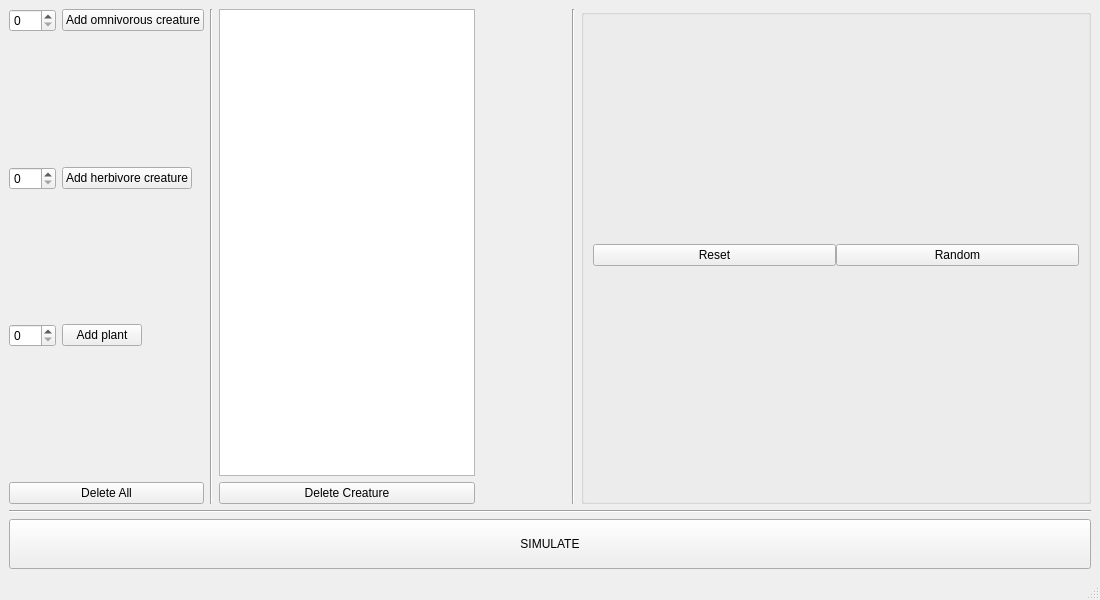
Qt form Evolution_1/mainwindow.ui (Natali124/Evolution-Simulator) before a commit.
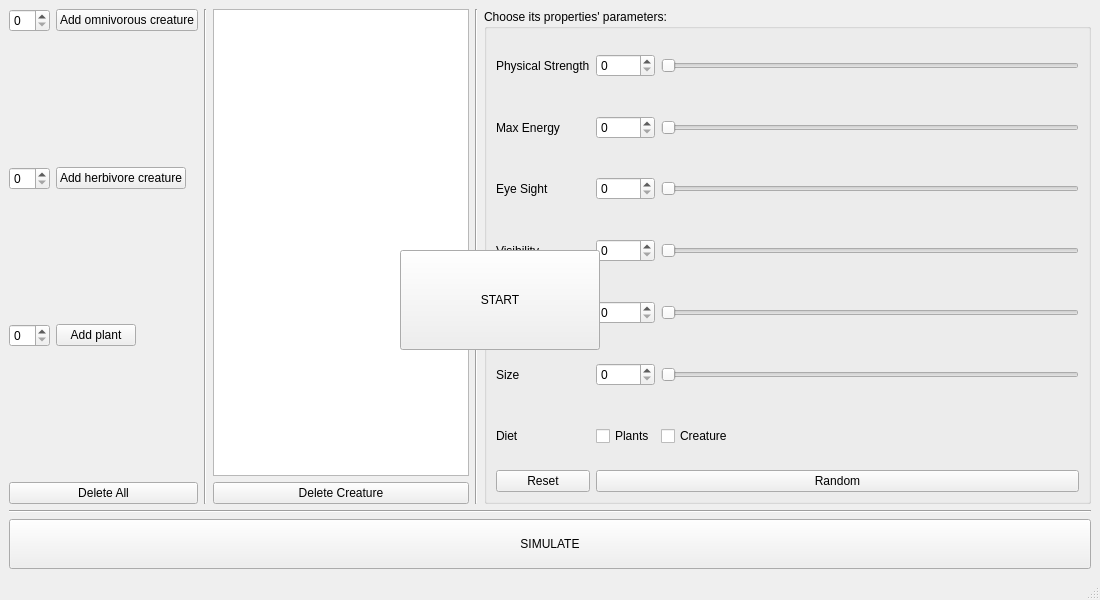
The same form after that commit.

```diff
--- a/Evolution_1/mainwindow.ui
+++ b/Evolution_1/mainwindow.ui
@@ -27,41 +27,26 @@
   </property>
   <widget class="QWidget" name="centralwidget">
    <layout class="QGridLayout" name="gridLayout_2">
-    <item row="2" column="1">
-     <widget class="QPushButton" name="button_prey">
+    <item row="0" column="0">
+     <widget class="QSpinBox" name="count_pred">
       <property name="sizePolicy">
        <sizepolicy hsizetype="Fixed" vsizetype="Fixed">
         <horstretch>0</horstretch>
         <verstretch>0</verstretch>
        </sizepolicy>
       </property>
-      <property name="autoFillBackground">
-       <bool>true</bool>
-      </property>
-      <property name="text">
-       <string>Add herbivore creature</string>
-      </property>
      </widget>
     </item>
-    <item row="8" column="0" colspan="7">
-     <widget class="QPushButton" name="simBut">
+    <item row="0" column="1">
+     <widget class="QPushButton" name="button_pred">
       <property name="sizePolicy">
-       <sizepolicy hsizetype="Minimum" vsizetype="Fixed">
+       <sizepolicy hsizetype="Fixed" vsizetype="Fixed">
         <horstretch>0</horstretch>
         <verstretch>0</verstretch>
        </sizepolicy>
       </property>
-      <property name="minimumSize">
-       <size>
-        <width>0</width>
-        <height>50</height>
-       </size>
-      </property>
-      <property name="autoFillBackground">
-       <bool>true</bool>
-      </property>
       <property name="text">
-       <string>SIMULATE</string>
+       <string>Add omnivorous creature</string>
       </property>
      </widget>
     </item>
@@ -78,69 +63,14 @@
       </property>
      </widget>
     </item>
-    <item row="6" column="0" colspan="2">
-     <widget class="QPushButton" name="button_delete_all">
-      <property name="sizePolicy">
-       <sizepolicy hsizetype="Minimum" vsizetype="Fixed">
-        <horstretch>0</horstretch>
-        <verstretch>0</verstretch>
-       </sizepolicy>
-      </property>
-      <property name="autoFillBackground">
-       <bool>true</bool>
-      </property>
-      <property name="text">
-       <string>Delete All</string>
-      </property>
-     </widget>
-    </item>
-    <item row="0" column="0">
-     <widget class="QSpinBox" name="count_pred">
-      <property name="sizePolicy">
-       <sizepolicy hsizetype="Fixed" vsizetype="Fixed">
-        <horstretch>0</horstretch>
-        <verstretch>0</verstretch>
-       </sizepolicy>
-      </property>
-      <property name="autoFillBackground">
-       <bool>true</bool>
-      </property>
-      <property name="maximum">
-       <number>999</number>
-      </property>
-     </widget>
-    </item>
     <item row="0" column="5" rowspan="7">
-     <widget class="Line" name="line_2">
-      <property name="sizePolicy">
-       <sizepolicy hsizetype="Fixed" vsizetype="Minimum">
-        <horstretch>0</horstretch>
-        <verstretch>0</verstretch>
-       </sizepolicy>
-      </property>
-      <property name="orientation">
-       <enum>Qt::Vertical</enum>
-      </property>
-     </widget>
-    </item>
-    <item row="4" column="1">
-     <widget class="QPushButton" name="button_plant">
-      <property name="sizePolicy">
-       <sizepolicy hsizetype="Fixed" vsizetype="Fixed">
-        <horstretch>0</horstretch>
-        <verstretch>0</verstretch>
-       </sizepolicy>
-      </property>
-      <property name="autoFillBackground">
-       <bool>true</bool>
-      </property>
-      <property name="text">
-       <string>Add plant</string>
-      </property>
-     </widget>
-    </item>
-    <item row="0" column="6" rowspan="7">
      <widget class="QGroupBox" name="groupBox">
+      <property name="sizePolicy">
+       <sizepolicy hsizetype="Minimum" vsizetype="Minimum">
+        <horstretch>1</horstretch>
+        <verstretch>1</verstretch>
+       </sizepolicy>
+      </property>
       <property name="minimumSize">
        <size>
         <width>510</width>
@@ -148,31 +78,209 @@
        </size>
       </property>
       <property name="title">
-       <string/>
+       <string>Choose its properties' parameters:</string>
       </property>
-      <layout class="QVBoxLayout" name="verticalLayout_3">
-       <property name="spacing">
-        <number>0</number>
-       </property>
-       <property name="topMargin">
-        <number>0</number>
-       </property>
-       <property name="bottomMargin">
-        <number>6</number>
-       </property>
-       <item>
-        <layout class="QVBoxLayout" name="verticalLayout_2">
-         <property name="spacing">
-          <number>0</number>
+      <layout class="QGridLayout" name="gridLayout_3">
+       <item row="0" column="0">
+        <layout class="QGridLayout" name="gridLayout">
+         <property name="sizeConstraint">
+          <enum>QLayout::SetMinAndMaxSize</enum>
          </property>
-        </layout>
-       </item>
-       <item>
-        <layout class="QHBoxLayout" name="horizontalLayout">
-         <property name="spacing">
-          <number>0</number>
-         </property>
-         <item>
+         <item row="1" column="0">
+          <widget class="QLabel" name="P_strength_t">
+           <property name="sizePolicy">
+            <sizepolicy hsizetype="Minimum" vsizetype="Expanding">
+             <horstretch>0</horstretch>
+             <verstretch>0</verstretch>
+            </sizepolicy>
+           </property>
+           <property name="text">
+            <string>Physical Strength</string>
+           </property>
+          </widget>
+         </item>
+         <item row="1" column="1">
+          <widget class="QSpinBox" name="P_strength_n">
+           <property name="sizePolicy">
+            <sizepolicy hsizetype="Preferred" vsizetype="Fixed">
+             <horstretch>0</horstretch>
+             <verstretch>0</verstretch>
+            </sizepolicy>
+           </property>
+           <property name="maximum">
+            <number>100</number>
+           </property>
+          </widget>
+         </item>
+         <item row="3" column="2">
+          <widget class="QSlider" name="max_energy_s">
+           <property name="sizePolicy">
+            <sizepolicy hsizetype="Expanding" vsizetype="Expanding">
+             <horstretch>0</horstretch>
+             <verstretch>0</verstretch>
+            </sizepolicy>
+           </property>
+           <property name="maximum">
+            <number>100</number>
+           </property>
+           <property name="orientation">
+            <enum>Qt::Horizontal</enum>
+           </property>
+          </widget>
+         </item>
+         <item row="7" column="2">
+          <widget class="QSlider" name="visibility_s">
+           <property name="sizePolicy">
+            <sizepolicy hsizetype="Expanding" vsizetype="Expanding">
+             <horstretch>0</horstretch>
+             <verstretch>0</verstretch>
+            </sizepolicy>
+           </property>
+           <property name="maximum">
+            <number>100</number>
+           </property>
+           <property name="orientation">
+            <enum>Qt::Horizontal</enum>
+           </property>
+          </widget>
+         </item>
+         <item row="9" column="1">
+          <widget class="QSpinBox" name="max_health_n">
+           <property name="sizePolicy">
+            <sizepolicy hsizetype="Preferred" vsizetype="Fixed">
+             <horstretch>0</horstretch>
+             <verstretch>0</verstretch>
+            </sizepolicy>
+           </property>
+           <property name="maximum">
+            <number>100</number>
+           </property>
+          </widget>
+         </item>
+         <item row="3" column="0">
+          <widget class="QLabel" name="max_energy_t">
+           <property name="sizePolicy">
+            <sizepolicy hsizetype="Minimum" vsizetype="Expanding">
+             <horstretch>0</horstretch>
+             <verstretch>0</verstretch>
+            </sizepolicy>
+           </property>
+           <property name="text">
+            <string>Max Energy</string>
+           </property>
+          </widget>
+         </item>
+         <item row="13" column="2">
+          <widget class="QCheckBox" name="eat_creature">
+           <property name="sizePolicy">
+            <sizepolicy hsizetype="Minimum" vsizetype="Expanding">
+             <horstretch>0</horstretch>
+             <verstretch>0</verstretch>
+            </sizepolicy>
+           </property>
+           <property name="text">
+            <string>Creature</string>
+           </property>
+          </widget>
+         </item>
+         <item row="7" column="1">
+          <widget class="QSpinBox" name="visibility_n">
+           <property name="sizePolicy">
+            <sizepolicy hsizetype="Preferred" vsizetype="Fixed">
+             <horstretch>0</horstretch>
+             <verstretch>0</verstretch>
+            </sizepolicy>
+           </property>
+           <property name="maximum">
+            <number>100</number>
+           </property>
+          </widget>
+         </item>
+         <item row="5" column="0">
+          <widget class="QLabel" name="eye_sight_t">
+           <property name="sizePolicy">
+            <sizepolicy hsizetype="Preferred" vsizetype="Expanding">
+             <horstretch>0</horstretch>
+             <verstretch>0</verstretch>
+            </sizepolicy>
+           </property>
+           <property name="text">
+            <string>Eye Sight</string>
+           </property>
+          </widget>
+         </item>
+         <item row="11" column="1">
+          <widget class="QSpinBox" name="size_n">
+           <property name="sizePolicy">
+            <sizepolicy hsizetype="Preferred" vsizetype="Fixed">
+             <horstretch>0</horstretch>
+             <verstretch>0</verstretch>
+            </sizepolicy>
+           </property>
+           <property name="maximum">
+            <number>100</number>
+           </property>
+          </widget>
+         </item>
+         <item row="11" column="2">
+          <widget class="QSlider" name="size_s">
+           <property name="sizePolicy">
+            <sizepolicy hsizetype="Expanding" vsizetype="Expanding">
+             <horstretch>0</horstretch>
+             <verstretch>0</verstretch>
+            </sizepolicy>
+           </property>
+           <property name="maximum">
+            <number>100</number>
+           </property>
+           <property name="orientation">
+            <enum>Qt::Horizontal</enum>
+           </property>
+          </widget>
+         </item>
+         <item row="9" column="0">
+          <widget class="QLabel" name="max_health_t">
+           <property name="sizePolicy">
+            <sizepolicy hsizetype="Preferred" vsizetype="Expanding">
+             <horstretch>0</horstretch>
+             <verstretch>0</verstretch>
+            </sizepolicy>
+           </property>
+           <property name="text">
+            <string>Max Health</string>
+           </property>
+          </widget>
+         </item>
+         <item row="5" column="2">
+          <widget class="QSlider" name="eye_sight_s">
+           <property name="sizePolicy">
+            <sizepolicy hsizetype="Expanding" vsizetype="Expanding">
+             <horstretch>0</horstretch>
+             <verstretch>0</verstretch>
+            </sizepolicy>
+           </property>
+           <property name="maximum">
+            <number>100</number>
+           </property>
+           <property name="orientation">
+            <enum>Qt::Horizontal</enum>
+           </property>
+          </widget>
+         </item>
+         <item row="3" column="1">
+          <widget class="QSpinBox" name="max_energy_n">
+           <property name="sizePolicy">
+            <sizepolicy hsizetype="Preferred" vsizetype="Fixed">
+             <horstretch>0</horstretch>
+             <verstretch>0</verstretch>
+            </sizepolicy>
+           </property>
+           <property name="maximum">
+            <number>100</number>
+           </property>
+          </widget>
+         </item>
+         <item row="14" column="0">
           <widget class="QPushButton" name="button_reset">
            <property name="sizePolicy">
             <sizepolicy hsizetype="Preferred" vsizetype="Fixed">
@@ -185,7 +293,20 @@
            </property>
           </widget>
          </item>
-         <item>
+         <item row="5" column="1">
+          <widget class="QSpinBox" name="eye_sight_n">
+           <property name="sizePolicy">
+            <sizepolicy hsizetype="Preferred" vsizetype="Fixed">
+             <horstretch>0</horstretch>
+             <verstretch>0</verstretch>
+            </sizepolicy>
+           </property>
+           <property name="maximum">
+            <number>100</number>
+           </property>
+          </widget>
+         </item>
+         <item row="14" column="1" colspan="2">
           <widget class="QPushButton" name="button_rdm">
            <property name="sizePolicy">
             <sizepolicy hsizetype="Preferred" vsizetype="Fixed">
@@ -198,88 +319,238 @@
            </property>
           </widget>
          </item>
+         <item row="13" column="1">
+          <widget class="QCheckBox" name="eat_plant">
+           <property name="sizePolicy">
+            <sizepolicy hsizetype="Minimum" vsizetype="Expanding">
+             <horstretch>0</horstretch>
+             <verstretch>0</verstretch>
+            </sizepolicy>
+           </property>
+           <property name="text">
+            <string>Plants</string>
+           </property>
+          </widget>
+         </item>
+         <item row="7" column="0">
+          <widget class="QLabel" name="visibility_t">
+           <property name="sizePolicy">
+            <sizepolicy hsizetype="Preferred" vsizetype="Expanding">
+             <horstretch>0</horstretch>
+             <verstretch>0</verstretch>
+            </sizepolicy>
+           </property>
+           <property name="text">
+            <string>Visibility</string>
+           </property>
+          </widget>
+         </item>
+         <item row="9" column="2">
+          <widget class="QSlider" name="max_health_s">
+           <property name="sizePolicy">
+            <sizepolicy hsizetype="Expanding" vsizetype="Expanding">
+             <horstretch>0</horstretch>
+             <verstretch>0</verstretch>
+            </sizepolicy>
+           </property>
+           <property name="maximum">
+            <number>100</number>
+           </property>
+           <property name="orientation">
+            <enum>Qt::Horizontal</enum>
+           </property>
+          </widget>
+         </item>
+         <item row="11" column="0">
+          <widget class="QLabel" name="size_t">
+           <property name="sizePolicy">
+            <sizepolicy hsizetype="Preferred" vsizetype="Expanding">
+             <horstretch>0</horstretch>
+             <verstretch>0</verstretch>
+            </sizepolicy>
+           </property>
+           <property name="text">
+            <string>Size</string>
+           </property>
+          </widget>
+         </item>
+         <item row="13" column="0">
+          <widget class="QLabel" name="eat_t">
+           <property name="sizePolicy">
+            <sizepolicy hsizetype="Preferred" vsizetype="Expanding">
+             <horstretch>0</horstretch>
+             <verstretch>0</verstretch>
+            </sizepolicy>
+           </property>
+           <property name="text">
+            <string>Diet</string>
+           </property>
+          </widget>
+         </item>
+         <item row="1" column="2">
+          <widget class="QSlider" name="P_strength_s">
+           <property name="sizePolicy">
+            <sizepolicy hsizetype="Expanding" vsizetype="Expanding">
+             <horstretch>0</horstretch>
+             <verstretch>0</verstretch>
+            </sizepolicy>
+           </property>
+           <property name="minimumSize">
+            <size>
+             <width>0</width>
+             <height>0</height>
+            </size>
+           </property>
+           <property name="maximum">
+            <number>100</number>
+           </property>
+           <property name="orientation">
+            <enum>Qt::Horizontal</enum>
+           </property>
+          </widget>
+         </item>
         </layout>
        </item>
       </layout>
      </widget>
     </item>
+    <item row="4" column="0">
+     <widget class="QSpinBox" name="count_plant">
+      <property name="sizePolicy">
+       <sizepolicy hsizetype="Fixed" vsizetype="Fixed">
+        <horstretch>0</horstretch>
+        <verstretch>0</verstretch>
+       </sizepolicy>
+      </property>
+     </widget>
+    </item>
+    <item row="0" column="3" rowspan="6">
+     <widget class="QListWidget" name="creature_list">
+      <property name="sizePolicy">
+       <sizepolicy hsizetype="Minimum" vsizetype="Minimum">
+        <horstretch>0</horstretch>
+        <verstretch>0</verstretch>
+       </sizepolicy>
+      </property>
+     </widget>
+    </item>
+    <item row="0" column="4" rowspan="7">
+     <widget class="Line" name="line_2">
+      <property name="sizePolicy">
+       <sizepolicy hsizetype="Fixed" vsizetype="Minimum">
+        <horstretch>0</horstretch>
+        <verstretch>0</verstretch>
+       </sizepolicy>
+      </property>
+      <property name="orientation">
+       <enum>Qt::Vertical</enum>
+      </property>
+     </widget>
+    </item>
     <item row="6" column="3">
      <widget class="QPushButton" name="button_delete_creature">
-      <property name="autoFillBackground">
-       <bool>true</bool>
-      </property>
       <property name="text">
        <string>Delete Creature</string>
       </property>
      </widget>
     </item>
-    <item row="2" column="0">
-     <widget class="QSpinBox" name="count_prey">
+    <item row="4" column="1">
+     <widget class="QPushButton" name="button_plant">
       <property name="sizePolicy">
        <sizepolicy hsizetype="Fixed" vsizetype="Fixed">
         <horstretch>0</horstretch>
         <verstretch>0</verstretch>
        </sizepolicy>
       </property>
-      <property name="autoFillBackground">
-       <bool>true</bool>
-      </property>
-      <property name="maximum">
-       <number>999</number>
+      <property name="text">
+       <string>Add plant</string>
       </property>
      </widget>
     </item>
-    <item row="7" column="0" colspan="7">
+    <item row="7" column="0" colspan="6">
      <widget class="Line" name="line_3">
       <property name="orientation">
        <enum>Qt::Horizontal</enum>
       </property>
      </widget>
     </item>
-    <item row="4" column="0">
-     <widget class="QSpinBox" name="count_plant">
+    <item row="2" column="0">
+     <widget class="QSpinBox" name="count_prey">
       <property name="sizePolicy">
        <sizepolicy hsizetype="Fixed" vsizetype="Fixed">
         <horstretch>0</horstretch>
         <verstretch>0</verstretch>
        </sizepolicy>
       </property>
-      <property name="autoFillBackground">
-       <bool>true</bool>
-      </property>
-      <property name="maximum">
-       <number>999</number>
-      </property>
      </widget>
     </item>
-    <item row="0" column="1">
-     <widget class="QPushButton" name="button_pred">
+    <item row="2" column="1">
+     <widget class="QPushButton" name="button_prey">
       <property name="sizePolicy">
        <sizepolicy hsizetype="Fixed" vsizetype="Fixed">
         <horstretch>0</horstretch>
         <verstretch>0</verstretch>
        </sizepolicy>
       </property>
-      <property name="autoFillBackground">
-       <bool>true</bool>
+      <property name="text">
+       <string>Add herbivore creature</string>
       </property>
+     </widget>
+    </item>
+    <item row="6" column="0" colspan="2">
+     <widget class="QPushButton" name="button_delete_all">
+      <property name="sizePolicy">
+       <sizepolicy hsizetype="Minimum" vsizetype="Fixed">
+        <horstretch>0</horstretch>
+        <verstretch>0</verstretch>
+       </sizepolicy>
+      </property>
       <property name="text">
-       <string>Add omnivorous creature</string>
+       <string>Delete All</string>
       </property>
      </widget>
     </item>
-    <item row="0" column="3" rowspan="6">
-     <widget class="QListWidget" name="creature_list">
+    <item row="8" column="0" colspan="6">
+     <widget class="QPushButton" name="simBut">
       <property name="sizePolicy">
-       <sizepolicy hsizetype="Minimum" vsizetype="Minimum">
+       <sizepolicy hsizetype="Minimum" vsizetype="Fixed">
         <horstretch>0</horstretch>
         <verstretch>0</verstretch>
        </sizepolicy>
       </property>
+      <property name="minimumSize">
+       <size>
+        <width>0</width>
+        <height>50</height>
+       </size>
+      </property>
+      <property name="text">
+       <string>SIMULATE</string>
+      </property>
      </widget>
     </item>
    </layout>
+   <widget class="QPushButton" name="startBut">
+    <property name="geometry">
+     <rect>
+      <x>400</x>
+      <y>250</y>
+      <width>200</width>
+      <height>100</height>
+     </rect>
+    </property>
+    <property name="sizePolicy">
+     <sizepolicy hsizetype="Minimum" vsizetype="Minimum">
+      <horstretch>0</horstretch>
+      <verstretch>0</verstretch>
+     </sizepolicy>
+    </property>
+    <property name="text">
+     <string>START</string>
+    </property>
+   </widget>
    <zorder>creature_list</zorder>
+   <zorder>startBut</zorder>
    <zorder>line_1</zorder>
    <zorder>line_2</zorder>
    <zorder>line_3</zorder>
```
Left out of the diff: 256 changed lines with no effect on the pictures.
